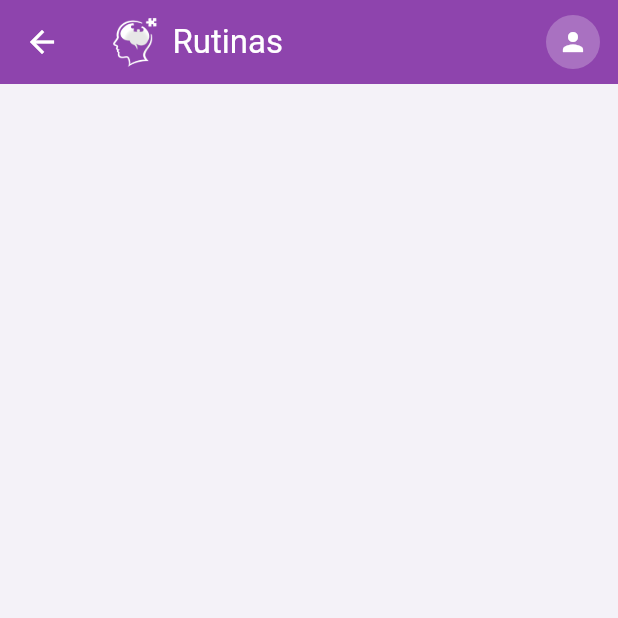
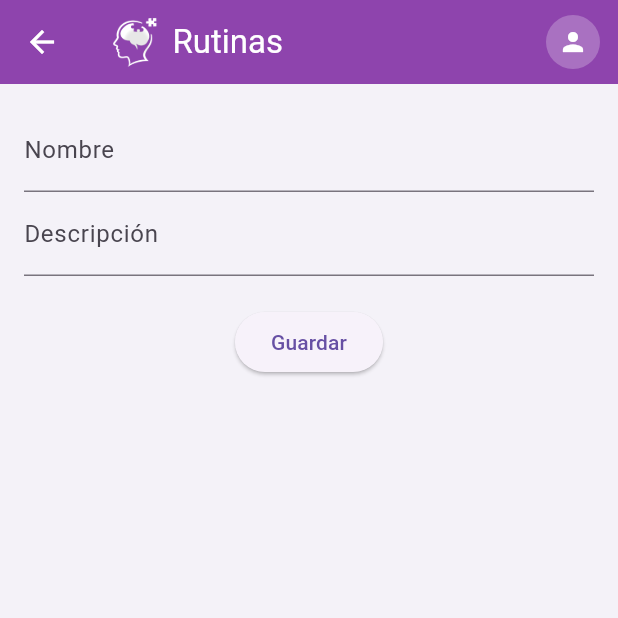
Before and after one commit to mafedev/tfg-frontend, a Flutter app: the CaregiversRoutinesScreen screen opened directly, on a phone screen of 412 x 824 dp, the top half of it. Run offline on Flutter 3.47's test engine with Material 3 defaults, Android fonts, the phone set to English and light mode, and no system bars; our stand-ins replace flutter_secure_storage; accounts and stored records are empty.

Commit message:
feat(navigation): repurpose routine tab to create medications
- Updated BottomNavigationView tab to create medications instead of viewing routines
- Added form fields for medication name and description

```diff
--- a/lib/features/caregiver/routines/screens/caregivers_routines_screen.dart
+++ b/lib/features/caregiver/routines/screens/caregivers_routines_screen.dart
@@ -1,6 +1,7 @@
 import 'package:flutter/material.dart';
 import 'package:tfg_frontend/core/theme/app_colors.dart';
 import 'package:tfg_frontend/core/widgets/app_logo_appbar.dart';
+import 'package:tfg_frontend/features/caregiver/patients/services/caregiver_medication_service.dart';
 
 class CaregiversRoutinesScreen extends StatefulWidget {
   const CaregiversRoutinesScreen({super.key});
@@ -11,11 +12,49 @@ class CaregiversRoutinesScreen extends StatefulWidget {
 }
 
 class _CaregiversRoutinesScreenState extends State<CaregiversRoutinesScreen> {
+  // Controladores para los TextField
+  final _name = TextEditingController();
+  final _description = TextEditingController();
+
   @override
   Widget build(BuildContext context) {
     return Scaffold(
       backgroundColor: AppColors.background,
       appBar: const AppLogoAppBar(title: 'Rutinas', backgroundColor: AppColors.caregiverAppBar),
+      body: Padding(
+        padding: const EdgeInsets.all(16),
+        child: Column(
+          children: [
+            // ----------- Campos de texto ---------
+            TextField(
+              controller: _name,
+              decoration: const InputDecoration(labelText: 'Nombre'),
+            ),
+            TextField(
+              controller: _description,
+              decoration: const InputDecoration(labelText: 'Descripción'),
+            ),
+            const SizedBox(height: 20),
+
+            // ----------- Botón guardar medicamento ---------
+            ElevatedButton(
+              onPressed: () async {
+                try {
+                  // al presionarlo, intenta crear el medicamento
+                  await CaregiverMedicationService().createMedication(_name.text,_description.text);
+                  // si sale bien, muestra el mensaje
+                  ScaffoldMessenger.of(context).showSnackBar(SnackBar(content: Text('Medicamento creado con éxito')));
+                  _name.clear(); // se limpian los campos
+                  _description.clear();
+                } catch (e) { // si sale mal, muestra el error
+                  ScaffoldMessenger.of(context).showSnackBar(SnackBar(content: Text('Error: $e')));
+                }
+              },
+              child: const Text('Guardar'),
+            ),
+          ],
+        ),
+      ),
     );
   }
 }
```
Also changed, not shown: lib/features/caregiver/patients/services/caregiver_medication_service.dart (added, +36 -0 lines).
